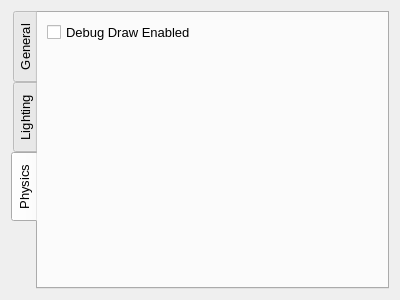
Before: the Qt Designer form Editor/ui/preferences.ui in OasisGallagher/Suede, drawn with Qt 5.
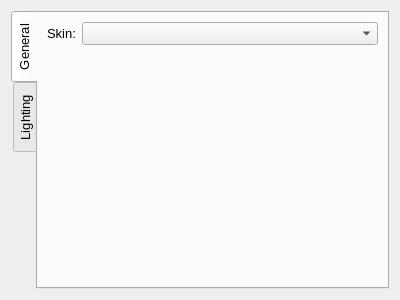
After: the same form once the commit is applied.

What changed in the file:
```diff
--- a/Editor/ui/preferences.ui
+++ b/Editor/ui/preferences.ui
@@ -29,7 +29,7 @@
       <enum>QTabWidget::Rounded</enum>
      </property>
      <property name="currentIndex">
-      <number>2</number>
+      <number>0</number>
      </property>
      <property name="documentMode">
       <bool>false</bool>
@@ -65,20 +65,6 @@
        <string>Lighting</string>
       </attribute>
      </widget>
-     <widget class="QWidget" name="tab">
-      <attribute name="title">
-       <string>Physics</string>
-      </attribute>
-      <layout class="QFormLayout" name="formLayout_1">
-       <item row="0" column="0">
-        <widget class="QCheckBox" name="physicsDebugDrawEnabled">
-         <property name="text">
-          <string>Debug Draw Enabled</string>
-         </property>
-        </widget>
-       </item>
-      </layout>
-     </widget>
     </widget>
    </item>
   </layout>
```
